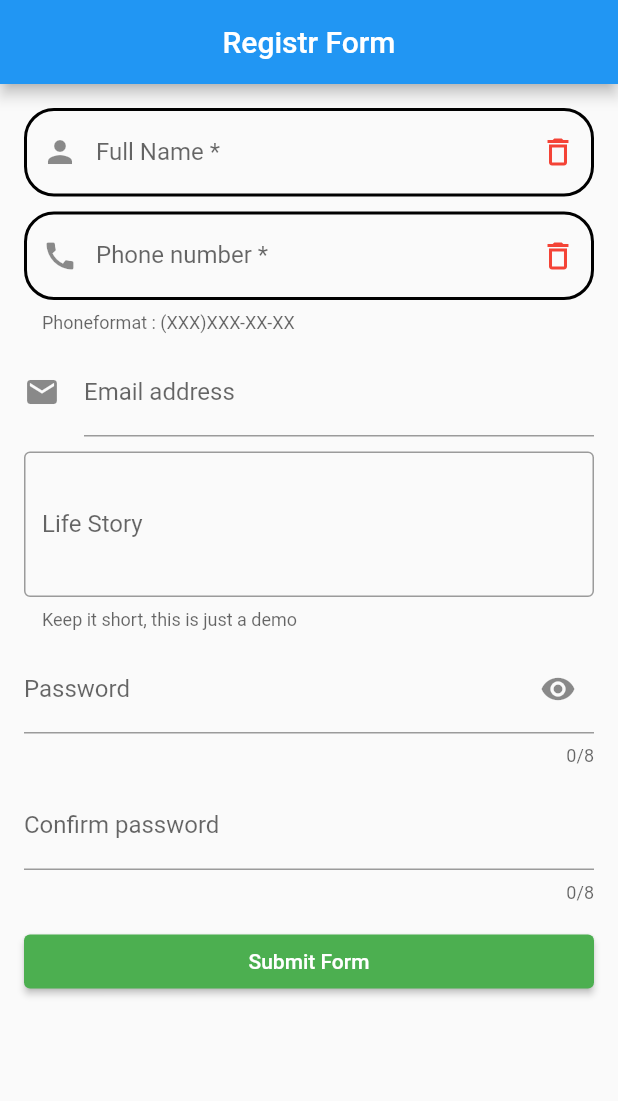
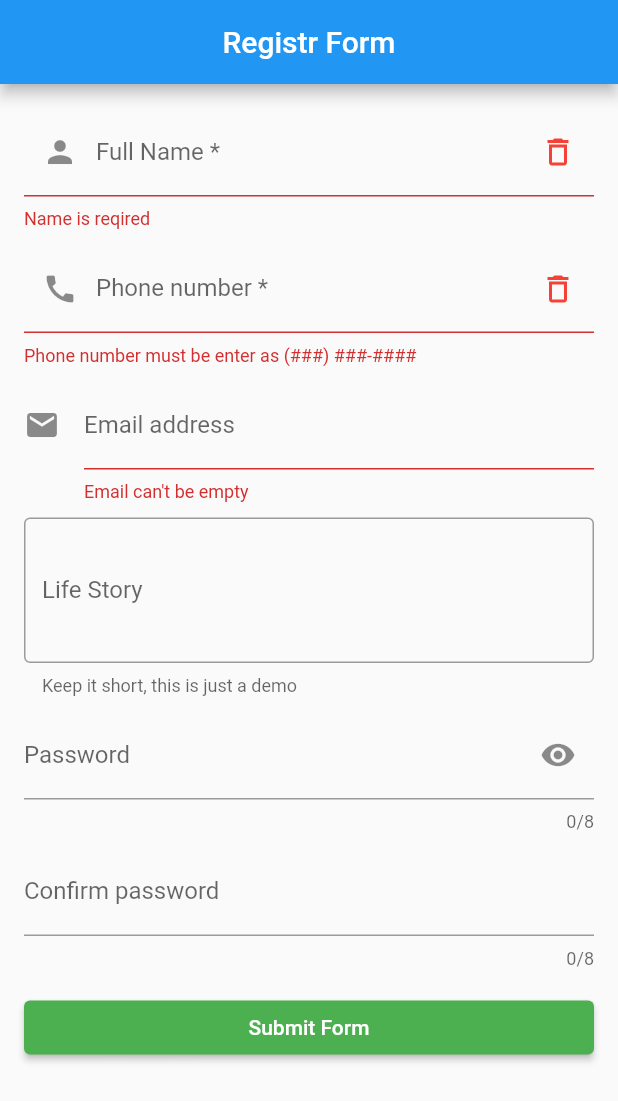
Before and after one commit to Cherreshnya/userbuild, a Flutter app: the screen it shows after launch, after a tap on "Submit Form", on a phone screen of 412 x 824 dp. Shown: the top 1101 px of the screen. Run offline on Flutter 3.47's test engine with Material 2 defaults, Android fonts, the phone set to English and light mode, and no system bars; statements that could not run were skipped.

Commit message:
validator pass

```diff
--- a/lib/main.dart
+++ b/lib/main.dart
@@ -1,5 +1,6 @@
 import 'package:flutter/material.dart';
 import 'page/registr_form.dart';
+
 
 void main() {
   runApp(const MyApp());
--- a/lib/page/registr_form.dart
+++ b/lib/page/registr_form.dart
@@ -1,5 +1,7 @@
 import 'package:flutter/material.dart';
 import 'package:flutter/services.dart';
+import 'package:flutter/src/widgets/form.dart';
+
 
 
 class RegistrFormPage extends StatefulWidget {
@@ -9,10 +11,14 @@ class RegistrFormPage extends StatefulWidget {
 
 class _RegistrFormPageState extends State<RegistrFormPage> {
   bool _hidePass = true;
+  final _formKey = GlobalKey<FormState>();
+
   final _nameController = TextEditingController();
   final _phoneController = TextEditingController();
   final _emailController = TextEditingController();
   final _storyController = TextEditingController();
+  final _passController = TextEditingController();
+  final _confirmController = TextEditingController();
 
 
   @override
@@ -21,6 +27,8 @@ class _RegistrFormPageState extends State<RegistrFormPage> {
     _phoneController.dispose();
     _emailController.dispose();
     _storyController.dispose();
+    _passController.dispose();
+    _confirmController.dispose();
     super.dispose();
   }
 
@@ -32,10 +40,11 @@ class _RegistrFormPageState extends State<RegistrFormPage> {
         centerTitle: true,
       ),
       body: Form(
+        key: _formKey,
         child: ListView(
           padding: EdgeInsets.all(16.0),
           children: [
-            TextField(
+            TextFormField(
               controller: _nameController,
               decoration: InputDecoration(
                 labelText: "Full Name *",
@@ -58,6 +67,7 @@ class _RegistrFormPageState extends State<RegistrFormPage> {
                   borderSide: BorderSide(color: Colors.blue, width: 2.0),
                 ),
               ),
+              validator: _validateName,
             ),
             SizedBox(
               height: 10,
@@ -89,8 +99,9 @@ class _RegistrFormPageState extends State<RegistrFormPage> {
               keyboardType: TextInputType.phone,
               inputFormatters: [
                 // only accept letters from a to z
-                FilteringTextInputFormatter(RegExp(r'[0-9]'), allow: true)
+                FilteringTextInputFormatter(RegExp(r'^[()\d -]{1,15}$'), allow: true)
               ],
+              validator: (value) => value== null || _validatePhoneNumber(value) ? null : "Phone number must be enter as (###) ###-#### ",
             ),
             SizedBox(
               height: 10,
@@ -100,8 +111,10 @@ class _RegistrFormPageState extends State<RegistrFormPage> {
               decoration: InputDecoration(
                 labelText: "Email address ",
                 hintText: "Enter a email address",
+
                 icon: Icon(Icons.mail),
               ),
+              validator: _validateEmail,
               keyboardType: TextInputType.emailAddress,
             ),
             SizedBox(
@@ -135,6 +148,8 @@ class _RegistrFormPageState extends State<RegistrFormPage> {
               ),
               obscureText: _hidePass,
               maxLength: 8,
+              controller: _passController,
+              validator: _validatePassword,
             ),
             SizedBox(
               height: 10,
@@ -146,6 +161,8 @@ class _RegistrFormPageState extends State<RegistrFormPage> {
               ),
               obscureText: _hidePass,
               maxLength: 8,
+              controller: _confirmController,
+              validator: _validatePassword,
             ),
             SizedBox(
               height: 15,
@@ -166,9 +183,47 @@ class _RegistrFormPageState extends State<RegistrFormPage> {
     );
   }
   void _submitForm() {
-    print("Name : ${_nameController.text}");
-    print("Phone : ${_phoneController.text}");
-    print("Email : ${_emailController.text}");
-    print("Story : ${_storyController.text}");
+    if(_formKey.currentState!.validate()) {
+      print("Form is valid");
+      print("Name : ${_nameController.text}");
+      print("Phone : ${_phoneController.text}");
+      print("Email : ${_emailController.text}");
+      print("Story : ${_storyController.text}");
+    }
+  }
+
+  String? _validateName(String? value) {
+    final _nameExp = RegExp(r'^[A-Za-z]+$');
+    if(value == null || value.isEmpty) {
+      return "Name is reqired";
+    } else if (!_nameExp.hasMatch(value)) {
+      return "Please enter alphabetical correct";
+     } else {
+      return null;
+    }
   }
 }
+
+bool _validatePhoneNumber(String input) {
+  final _phoneExp = RegExp(r'^\(\d\d\d\)\d\d\d-\d\d\d\d$');
+      return _phoneExp.hasMatch(input);
+}
+
+String? _validateEmail(String? value) {
+  if (value == null || value.isEmpty) {
+    return "Email can't be empty";
+  } else if (!value.contains("@")) {
+    return "Invalid email address";
+  }
+    return null;
+}
+
+String? _validatePassword(String? value) {
+  if(value == null || value.length != 8 ) {
+    return "8 character required for password";
+  } else if (!_confirmPassController.text != _passController.text) {
+    return "password does not match";
+  } else {
+    return null;
+  }
+}
```
